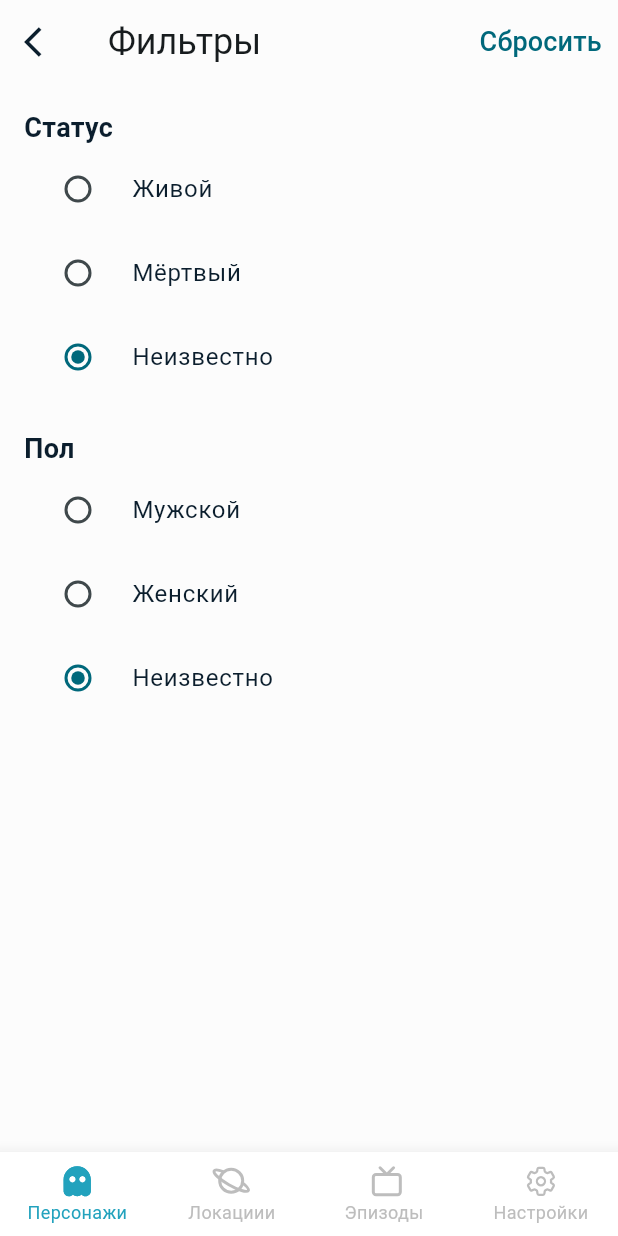
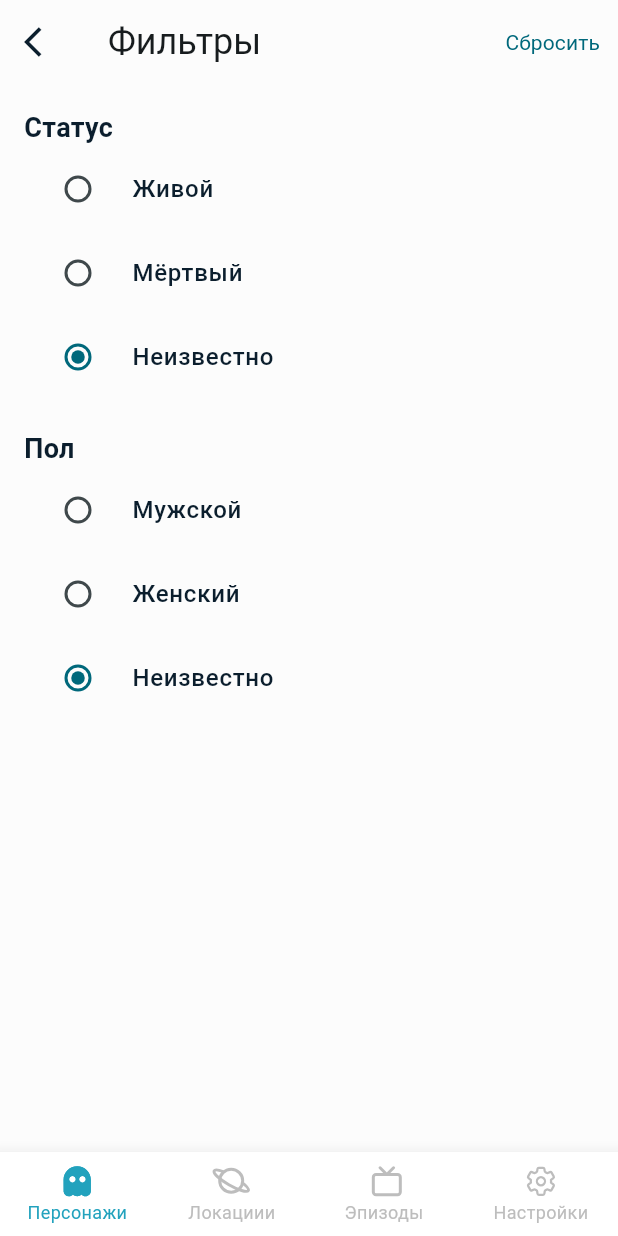
Before and after one commit to AktanK13/rick_and_morty, a Flutter app: the CharactersFilterPage screen opened by its route, on a phone screen of 412 x 824 dp. Run offline on Flutter 3.47's test engine with Material 3 defaults, Android fonts, the phone set to English and light mode, and no system bars; our stand-ins replace bloc, dartz, dio, equatable, flutter_bloc, flutter_svg and 3 more; accounts and stored records are empty; network calls fail.

Commit message:
add font width

```diff
--- a/lib/core/styles/app_theme.dart
+++ b/lib/core/styles/app_theme.dart
@@ -87,22 +87,39 @@ class AppTheme {
     colorSchemeSeed: AppColors.buttonActive,
     scaffoldBackgroundColor: AppColors.backgroundWhite,
     textTheme: const TextTheme().copyWith(
-      bodySmall: const TextStyle(color: AppColors.textBlack),
+      titleLarge: const TextStyle(
+          color: AppColors.textBlack,
+          fontSize: 16,
+          fontWeight: FontWeight.w400),
+      titleMedium: const TextStyle(
+          color: AppColors.textBlack,
+          fontSize: 20,
+          fontWeight: FontWeight.w500),
+      bodySmall: const TextStyle(
+          color: AppColors.textBlack,
+          fontSize: 10,
+          fontWeight: FontWeight.w500),
       bodyMedium: const TextStyle(color: AppColors.textBlack),
-      bodyLarge: const TextStyle(color: AppColors.textBlack),
+      bodyLarge: const TextStyle(
+          color: AppColors.textBlack,
+          fontSize: 16,
+          fontWeight: FontWeight.w500),
       labelSmall: const TextStyle(
-        color: AppColors.textBlack,
-        fontSize: AppFontSize.medium,
-      ),
+          color: AppColors.textBlack,
+          fontSize: 12,
+          fontWeight: FontWeight.w400),
       labelMedium: const TextStyle(
-        color: AppColors.textBlack,
-        fontSize: AppFontSize.large,
-      ),
+          color: AppColors.textBlack,
+          fontSize: 13,
+          fontWeight: FontWeight.w400),
       labelLarge: const TextStyle(
-        color: AppColors.textBlack,
-        fontSize: AppFontSize.xLarge,
-      ),
-      displaySmall: const TextStyle(color: AppColors.textBlack),
+          color: AppColors.textBlack,
+          fontSize: 14,
+          fontWeight: FontWeight.w400),
+      displaySmall: const TextStyle(
+          color: AppColors.textBlack,
+          fontSize: 34,
+          fontWeight: FontWeight.w400),
       displayMedium: const TextStyle(color: AppColors.textBlack),
       displayLarge: const TextStyle(color: AppColors.textBlack),
     ),
@@ -182,21 +199,41 @@ class AppTheme {
     colorSchemeSeed: AppColors.statusAlive,
     scaffoldBackgroundColor: AppColors.backgroundDark,
     textTheme: const TextTheme().copyWith(
-      bodySmall: const TextStyle(color: AppColors.textWhite),
+      titleLarge: const TextStyle(
+          color: AppColors.textWhite,
+          fontSize: 16,
+          fontWeight: FontWeight.w400),
+      titleMedium: const TextStyle(
+          color: AppColors.textWhite,
+          fontSize: 20,
+          fontWeight: FontWeight.w500),
+      bodySmall: const TextStyle(
+          color: AppColors.textWhite,
+          fontSize: 10,
+          fontWeight: FontWeight.w500),
       bodyMedium: const TextStyle(color: AppColors.textWhite),
-      bodyLarge: const TextStyle(color: AppColors.textWhite),
-      labelSmall: const TextStyle(color: AppColors.textWhite),
-      labelMedium: const TextStyle(color: AppColors.textWhite),
-      labelLarge: const TextStyle(color: AppColors.textWhite),
-      displaySmall: const TextStyle(color: AppColors.textWhite),
+      bodyLarge: const TextStyle(
+          color: AppColors.textWhite,
+          fontSize: 16,
+          fontWeight: FontWeight.w500),
+      labelSmall: const TextStyle(
+          color: AppColors.textWhite,
+          fontSize: 12,
+          fontWeight: FontWeight.w400),
+      labelMedium: const TextStyle(
+          color: AppColors.textWhite,
+          fontSize: 13,
+          fontWeight: FontWeight.w400),
+      labelLarge: const TextStyle(
+          color: AppColors.textWhite,
+          fontSize: 14,
+          fontWeight: FontWeight.w400),
+      displaySmall: const TextStyle(
+          color: AppColors.textWhite,
+          fontSize: 34,
+          fontWeight: FontWeight.w400),
       displayMedium: const TextStyle(color: AppColors.textWhite),
       displayLarge: const TextStyle(color: AppColors.textWhite),
-      headlineLarge: const TextStyle(color: AppColors.textWhite),
-      headlineSmall: const TextStyle(color: AppColors.textWhite),
-      headlineMedium: const TextStyle(color: AppColors.textWhite),
-      titleLarge: const TextStyle(color: AppColors.textWhite),
-      titleMedium: const TextStyle(color: AppColors.textWhite),
-      titleSmall: const TextStyle(color: AppColors.textWhite),
     ),
     unselectedWidgetColor: AppColors.textGray,
     iconTheme: const IconThemeData(color: AppColors.statusAlive),
--- a/lib/features/characters/presentation/bloc/characters_bloc.dart
+++ b/lib/features/characters/presentation/bloc/characters_bloc.dart
@@ -36,7 +36,6 @@ class CharactersBloc extends Bloc<CharactersEvent, CharactersState> {
       selectedStatus = event.status;
       selectedGnder = event.gender;
     }
-    log('data-unique: event.status, event.gender: ${event.status} ${event.gender} ');
     final result = await useCases.getCharacters(
         currentPage, selectedStatus, selectedGnder);
     result.fold(
--- /dev/null
+++ b/lib/features/episodes/data/models/main_model.dart
@@ -0,0 +1,5 @@
+import 'package:rick_and_morty/features/episodes/domain/entities/main_entity.dart';
+
+class MainModel extends MainEntity {
+  const MainModel({required super.episodeentity, required super.info});
+}
--- a/lib/features/episodes/data/repositories/episodes_repository_impl.dart
+++ b/lib/features/episodes/data/repositories/episodes_repository_impl.dart
@@ -1,6 +1,6 @@
 import 'package:dartz/dartz.dart';
 import 'package:rick_and_morty/features/episodes/data/datasources/episodes_remote_data_source.dart';
-import 'package:rick_and_morty/features/episodes/domain/entities/episodes_entity.dart';
+import 'package:rick_and_morty/features/episodes/data/models/main_model.dart';
 import 'package:rick_and_morty/features/episodes/domain/repositories/episodes_repository.dart';
 
 class EpisodesRepositoryImpl implements EpisodesRepository {
@@ -9,7 +9,7 @@ class EpisodesRepositoryImpl implements EpisodesRepository {
   final EpisodesRemoteDataSource remoteDataSource;
 
   @override
-  Future<Either<String, List<EpisodesEntity>>> getEpisodes(int page) async {
+  Future<Either<String, MainModel>> getEpisodes(int page) async {
     try {
       final episodes = await remoteDataSource.fetchEpisodes(page);
       return Right(episodes);
--- a/lib/features/episodes/domain/repositories/episodes_repository.dart
+++ b/lib/features/episodes/domain/repositories/episodes_repository.dart
@@ -1,6 +1,6 @@
 import 'package:dartz/dartz.dart';
-import 'package:rick_and_morty/features/episodes/domain/entities/episodes_entity.dart';
+import 'package:rick_and_morty/features/episodes/data/models/main_model.dart';
 
 abstract class EpisodesRepository {
-  Future<Either<String, List<EpisodesEntity>>> getEpisodes(int page);
+  Future<Either<String, MainModel>> getEpisodes(int page);
 }
--- a/lib/features/episodes/domain/usecases/episodes_usecase.dart
+++ b/lib/features/episodes/domain/usecases/episodes_usecase.dart
@@ -1,5 +1,5 @@
 import 'package:dartz/dartz.dart';
-import 'package:rick_and_morty/features/episodes/domain/entities/episodes_entity.dart';
+import 'package:rick_and_morty/features/episodes/data/models/main_model.dart';
 import 'package:rick_and_morty/features/episodes/domain/repositories/episodes_repository.dart';
 
 class EpisodesUsecase {
@@ -7,7 +7,7 @@ class EpisodesUsecase {
 
   final EpisodesRepository repository;
 
-  Future<Either<String, List<EpisodesEntity>>> getEpisodes(int page) async {
+  Future<Either<String, MainModel>> getEpisodes(int page) async {
     return await repository.getEpisodes(page);
   }
 }
--- a/lib/features/episodes/presentation/bloc/episodes_state.dart
+++ b/lib/features/episodes/presentation/bloc/episodes_state.dart
@@ -11,12 +11,13 @@ class EpisodesInitial extends EpisodesState {}
 class EpisodesLoading extends EpisodesState {}
 
 class EpisodesLoadSuccess extends EpisodesState {
-  const EpisodesLoadSuccess(this.episodes);
+  const EpisodesLoadSuccess(this.episodes, this.hasReachedMax);
 
   final List<EpisodesEntity> episodes;
+  final bool hasReachedMax;
 
   @override
-  List<Object> get props => [episodes];
+  List<Object> get props => [episodes, hasReachedMax];
 }
 
 class EpisodesError extends EpisodesState {
--- /dev/null
+++ b/lib/features/locations/data/models/main_model.dart
@@ -0,0 +1,5 @@
+import 'package:rick_and_morty/features/locations/domain/entities/main_entity.dart';
+
+class MainModel extends MainEntity {
+  const MainModel({required super.locationsEntity, required super.info});
+}
--- a/lib/features/locations/data/repositories/locations_repository_impl.dart
+++ b/lib/features/locations/data/repositories/locations_repository_impl.dart
@@ -1,5 +1,6 @@
 import 'package:dartz/dartz.dart';
 import 'package:rick_and_morty/features/locations/data/datasources/locations_remote_data_source.dart';
+import 'package:rick_and_morty/features/locations/data/models/main_model.dart';
 import 'package:rick_and_morty/features/locations/domain/entities/location_entity.dart';
 import 'package:rick_and_morty/features/locations/domain/repositories/locations_repository.dart';
 
@@ -10,7 +11,7 @@ class LocationsRepositoryImpl implements LocationsRepository {
 
 
   @override
-  Future<Either<String, List<LocationsEntity>>> getLocations(int page) async {
+  Future<Either<String, MainModel>> getLocations(int page) async {
     try {
       final locations = await remoteDataSource.fetchLocations(page);
       return Right(locations);
--- a/lib/features/locations/domain/repositories/locations_repository.dart
+++ b/lib/features/locations/domain/repositories/locations_repository.dart
@@ -1,8 +1,8 @@
 
 
 import 'package:dartz/dartz.dart';
-import 'package:rick_and_morty/features/locations/domain/entities/location_entity.dart';
+import 'package:rick_and_morty/features/locations/data/models/main_model.dart';
 
 abstract class LocationsRepository {
-  Future<Either<String, List<LocationsEntity>>> getLocations(int page);
+  Future<Either<String, MainModel>> getLocations(int page);
 }
--- a/lib/features/locations/domain/usecases/use_cases.dart
+++ b/lib/features/locations/domain/usecases/use_cases.dart
@@ -1,12 +1,12 @@
 import 'package:dartz/dartz.dart';
-import 'package:rick_and_morty/features/locations/domain/entities/location_entity.dart';
+import 'package:rick_and_morty/features/locations/data/models/main_model.dart';
 import 'package:rick_and_morty/features/locations/domain/repositories/locations_repository.dart';
 
 class LocationsUseCases {
   LocationsUseCases({required this.repository});
   final LocationsRepository repository;
 
-  Future<Either<String, List<LocationsEntity>>> getLocations(int page) async {
+  Future<Either<String, MainModel>> getLocations(int page) async {
     return await repository.getLocations(page);
   }
 }
--- a/lib/features/locations/presentation/bloc/locations_state.dart
+++ b/lib/features/locations/presentation/bloc/locations_state.dart
@@ -13,9 +13,10 @@ class LocationsLoading extends LocationsState {}
 
 class LocationsLoadedSuccess extends LocationsState {
   final List<LocationsEntity> locations;
-  const LocationsLoadedSuccess(this.locations);
+  final bool hasReachedMax;
+  const LocationsLoadedSuccess(this.locations, this.hasReachedMax);
     @override
-  List<Object> get props => [locations];
+  List<Object> get props => [locations, hasReachedMax];
 }
 
 class LocationsError extends LocationsState {
```
Also changed, not shown: lib/features/episodes/data/datasources/episodes_remote_data_source.dart (+11 -2 lines), lib/features/episodes/domain/entities/main_entity.dart (added, +18 -0 lines), lib/features/episodes/presentation/bloc/episodes_bloc.dart (+17 -3 lines), lib/features/episodes/presentation/pages/episodes_page.dart (+37 -63 lines), lib/features/locations/data/datasources/locations_remote_data_source.dart (+11 -2 lines), lib/features/locations/domain/entities/main_entity.dart (added, +18 -0 lines), lib/features/locations/presentation/bloc/locations_bloc.dart (+16 -4 lines), lib/features/locations/presentation/pages/locations_page.dart (+32 -61 lines).
